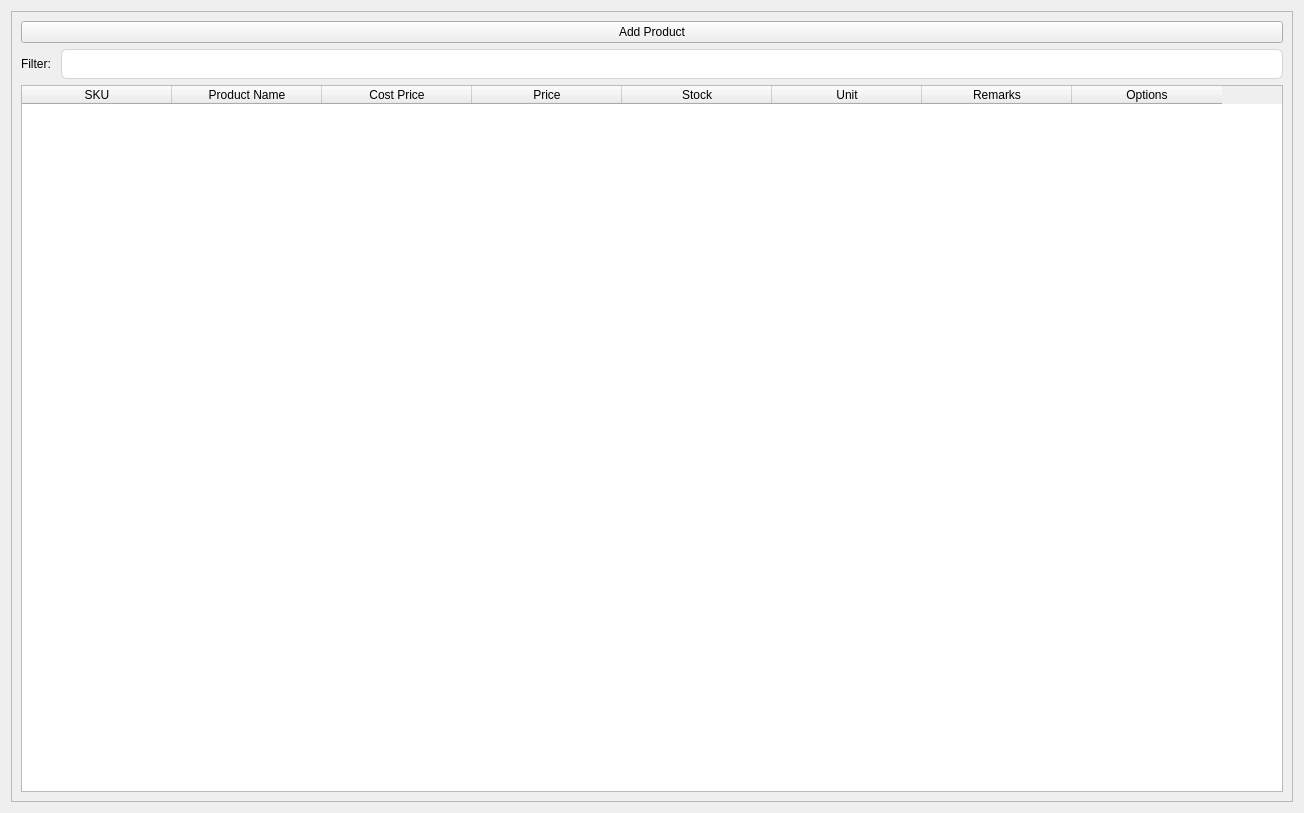
The window that ui/products.ui (michael-halim/pos) describes before a commit, drawn with Qt 5.
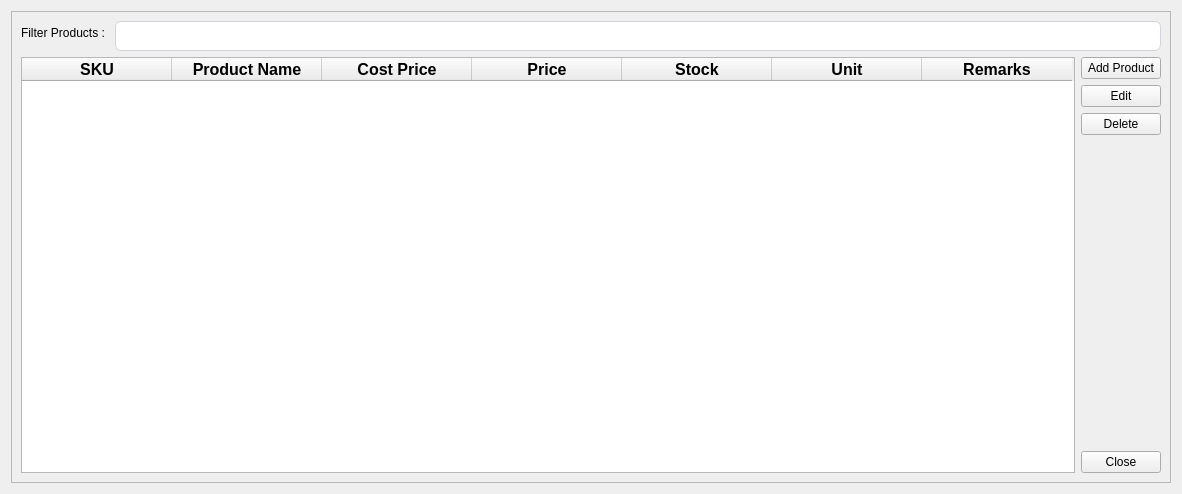
The same window after the commit.

Commit message: Patch#22: Integrate Reusable Components - Added Products Dialog and its Functionality - Refactor Products - Added Suppliers Dialog and its Functionality - Refactor Suppliers - Refactor Categories - Added Categories Dialog and its Functionality - Update create_module.py - Delete Unnecessary File and UI

Diff of the .ui file:
```diff
--- a/ui/products.ui
+++ b/ui/products.ui
@@ -6,8 +6,8 @@
    <rect>
     <x>0</x>
     <y>0</y>
-    <width>1304</width>
-    <height>813</height>
+    <width>1182</width>
+    <height>494</height>
    </rect>
   </property>
   <property name="windowTitle">
@@ -23,22 +23,19 @@
       <enum>QFrame::Raised</enum>
      </property>
      <layout class="QGridLayout" name="gridLayout">
-      <item row="0" column="0" colspan="2">
-       <widget class="QPushButton" name="add_product_button">
+      <item row="0" column="0">
+       <layout class="QVBoxLayout" name="verticalLayout_2">
+        <item>
+         <layout class="QFormLayout" name="formLayout">
+          <item row="0" column="0">
+           <widget class="QLabel" name="filter_products_label">
         <property name="text">
-         <string>Add Product</string>
+             <string>Filter Products : </string>
         </property>
        </widget>
       </item>
-      <item row="1" column="0">
-       <widget class="QLabel" name="products_filter">
-        <property name="text">
-         <string>Filter: </string>
-        </property>
-       </widget>
-      </item>
-      <item row="1" column="1">
-       <widget class="QLineEdit" name="products_filter_input">
+          <item row="0" column="1">
+           <widget class="QLineEdit" name="filter_products_input">
         <property name="minimumSize">
          <size>
           <width>0</width>
@@ -62,7 +59,11 @@
         </property>
        </widget>
       </item>
-      <item row="2" column="0" colspan="2">
+         </layout>
+        </item>
+        <item>
+         <layout class="QHBoxLayout" name="horizontalLayout">
+          <item>
        <widget class="QTableWidget" name="products_table">
         <attribute name="horizontalHeaderDefaultSectionSize">
          <number>150</number>
@@ -71,43 +72,157 @@
          <property name="text">
           <string>SKU</string>
          </property>
+             <property name="font">
+              <font>
+               <pointsize>12</pointsize>
+               <weight>75</weight>
+               <bold>true</bold>
+              </font>
+             </property>
+             <property name="textAlignment">
+              <set>AlignCenter</set>
+             </property>
         </column>
         <column>
          <property name="text">
           <string>Product Name</string>
          </property>
+             <property name="font">
+              <font>
+               <pointsize>12</pointsize>
+               <weight>75</weight>
+               <bold>true</bold>
+              </font>
+             </property>
+             <property name="textAlignment">
+              <set>AlignCenter</set>
+             </property>
         </column>
         <column>
          <property name="text">
           <string>Cost Price</string>
          </property>
+             <property name="font">
+              <font>
+               <pointsize>12</pointsize>
+               <weight>75</weight>
+               <bold>true</bold>
+              </font>
+             </property>
+             <property name="textAlignment">
+              <set>AlignCenter</set>
+             </property>
         </column>
         <column>
          <property name="text">
           <string>Price</string>
          </property>
+             <property name="font">
+              <font>
+               <pointsize>12</pointsize>
+               <weight>75</weight>
+               <bold>true</bold>
+              </font>
+             </property>
+             <property name="textAlignment">
+              <set>AlignCenter</set>
+             </property>
         </column>
         <column>
          <property name="text">
           <string>Stock</string>
          </property>
+             <property name="font">
+              <font>
+               <pointsize>12</pointsize>
+               <weight>75</weight>
+               <bold>true</bold>
+              </font>
+             </property>
+             <property name="textAlignment">
+              <set>AlignCenter</set>
+             </property>
         </column>
         <column>
          <property name="text">
           <string>Unit</string>
          </property>
+             <property name="font">
+              <font>
+               <pointsize>12</pointsize>
+               <weight>75</weight>
+               <bold>true</bold>
+              </font>
+             </property>
+             <property name="textAlignment">
+              <set>AlignCenter</set>
+             </property>
         </column>
         <column>
          <property name="text">
           <string>Remarks</string>
          </property>
-        </column>
-        <column>
+             <property name="font">
+              <font>
+               <pointsize>12</pointsize>
+               <weight>75</weight>
+               <bold>true</bold>
+              </font>
+             </property>
+             <property name="textAlignment">
+              <set>AlignCenter</set>
+             </property>
+            </column>
+           </widget>
+          </item>
+          <item>
+           <layout class="QVBoxLayout" name="verticalLayout">
+            <item>
+             <widget class="QPushButton" name="add_products_button">
          <property name="text">
-          <string>Options</string>
-         </property>
-        </column>
-       </widget>
+               <string>Add Product</string>
+              </property>
+             </widget>
+            </item>
+            <item>
+             <widget class="QPushButton" name="edit_products_button">
+              <property name="text">
+               <string>Edit</string>
+              </property>
+             </widget>
+            </item>
+            <item>
+             <widget class="QPushButton" name="delete_products_button">
+              <property name="text">
+               <string>Delete</string>
+              </property>
+             </widget>
+            </item>
+            <item>
+             <spacer name="verticalSpacer">
+              <property name="orientation">
+               <enum>Qt::Vertical</enum>
+              </property>
+              <property name="sizeHint" stdset="0">
+               <size>
+                <width>20</width>
+                <height>40</height>
+               </size>
+              </property>
+             </spacer>
+            </item>
+            <item>
+             <widget class="QPushButton" name="close_products_button">
+              <property name="text">
+               <string>Close</string>
+              </property>
+             </widget>
+            </item>
+           </layout>
+          </item>
+         </layout>
+        </item>
+       </layout>
       </item>
      </layout>
     </widget>
```
Lines whose indentation alone changed are shown as unchanged. The commit also changes 44 other files.
